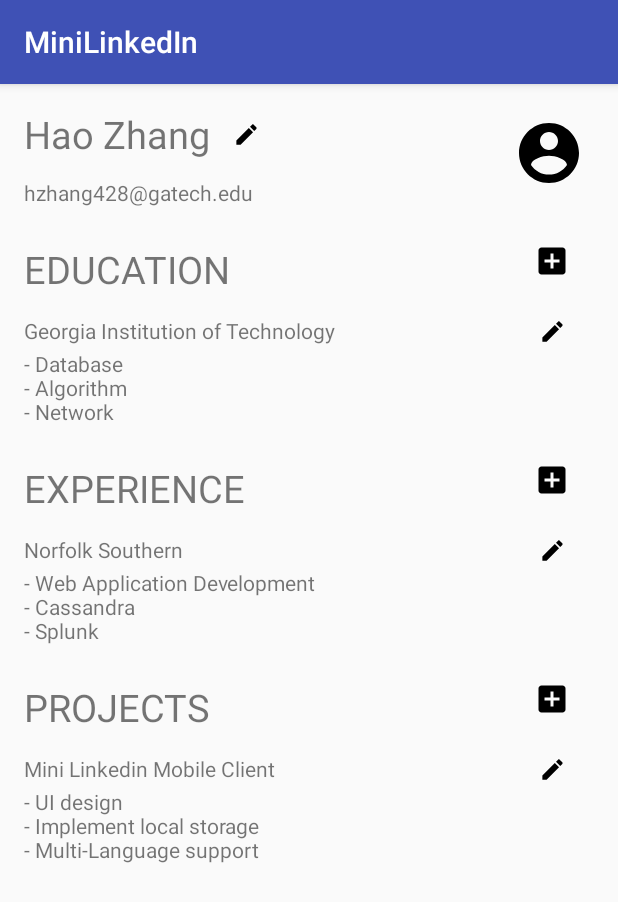
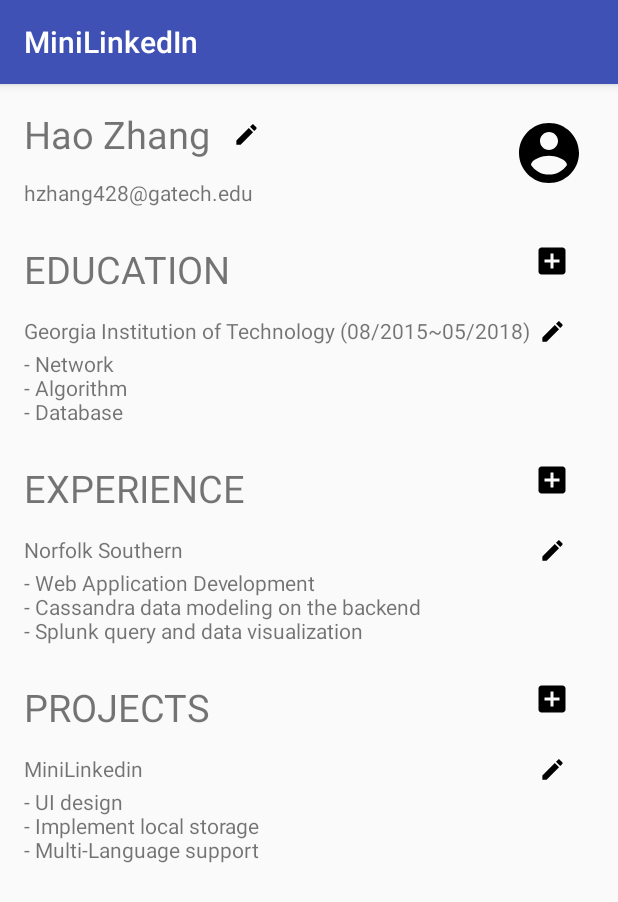
Before and after one commit to hzhang428/MiniLinkedIn, an Android app: the screen it shows after launch (MainActivity), on a phone screen of 412 x 824 dp. Shown: the top 902 px of the screen. Run offline under Robolectric (Android 15) with nearby library versions, the phone set to English and light mode, and no system bars.

Commit message:
Displaying fake data from MainActivity. Setup model for data.

```diff
--- a/app/src/main/java/com/example/haozhang/minilinkedin/MainActivity.java
+++ b/app/src/main/java/com/example/haozhang/minilinkedin/MainActivity.java
@@ -2,12 +2,112 @@ package com.example.haozhang.minilinkedin;
 
 import android.support.v7.app.AppCompatActivity;
 import android.os.Bundle;
+import android.widget.TextView;
+
+import com.example.haozhang.minilinkedin.model.BasicInfo;
+import com.example.haozhang.minilinkedin.model.Education;
+import com.example.haozhang.minilinkedin.model.Experience;
+import com.example.haozhang.minilinkedin.model.Project;
+import com.example.haozhang.minilinkedin.util.DateUtils;
+
+import org.w3c.dom.Text;
+
+import java.util.ArrayList;
+import java.util.Date;
+import java.util.List;
 
 public class MainActivity extends AppCompatActivity {
+
+    private BasicInfo basicInfo;
+    private List<Education> educations;
+    private List<Experience> experiences;
+    private List<Project> projects;
+
 
     @Override
     protected void onCreate(Bundle savedInstanceState) {
         super.onCreate(savedInstanceState);
+        fakeData();
+        setupUI();
+    }
+
+    private void setupUI() {
         setContentView(R.layout.activity_main);
+        setupBasicInfo();
+        setupEducation();
+        setupExperience();
+        setupProject();
+    }
+
+    private void setupBasicInfo() {
+        ((TextView) findViewById(R.id.name)).setText(basicInfo.name);
+        ((TextView) findViewById(R.id.email)).setText(basicInfo.email);
+    }
+
+    private void setupEducation() {
+        String range = "(" + DateUtils.dateToString(educations.get(0).startDate) + "~" + DateUtils.dateToString(educations.get(0).endDate) + ")";
+        ((TextView) findViewById(R.id.education_school)).setText(educations.get(0).school + " " + range);
+        ((TextView) findViewById(R.id.education_courses)).setText(formatItems(educations.get(0).courses));
+    }
+
+    private void setupExperience() {
+        ((TextView) findViewById(R.id.experience_company)).setText(experiences.get(0).company);
+        ((TextView) findViewById(R.id.experience_detail)).setText(formatItems(experiences.get(0).items));
+    }
+
+    private void setupProject() {
+        ((TextView) findViewById(R.id.project_name)).setText(projects.get(0).name);
+        ((TextView) findViewById(R.id.project_detail)).setText(formatItems(projects.get(0).details));
+    }
+
+    private String formatItems(List<String> item) {
+        StringBuilder sb = new StringBuilder();
+        for (int i = 0; i < item.size(); i++) {
+            if (i == 0) {
+                sb.append("- " + item.get(i));
+            } else {
+                sb.append("\n" + "- " + item.get(i));
+            }
+        }
+        return sb.toString();
+    }
+
+
+    private void fakeData() {
+        basicInfo = new BasicInfo();
+        basicInfo.name = "Hao Zhang";
+        basicInfo.email = "hzhang428@gatech.edu";
+
+        educations = new ArrayList<>();
+        Education education = new Education();
+        education.id = "latest";
+        education.school = "Georgia Institution of Technology";
+        education.major = "Computational Science and Engineering";
+        education.startDate = DateUtils.stringToDate("08/2015");
+        education.endDate = DateUtils.stringToDate("05/2018");
+        education.courses = new ArrayList<>();
+        education.courses.add("Network");
+        education.courses.add("Algorithm");
+        education.courses.add("Database");
+        educations.add(education);
+
+        experiences = new ArrayList<>();
+        Experience experience = new Experience();
+        experience.id = "latest";
+        experience.company = "Norfolk Southern";
+        experience.items = new ArrayList<>();
+        experience.items.add("Web Application Development");
+        experience.items.add("Cassandra data modeling on the backend");
+        experience.items.add("Splunk query and data visualization");
+        experiences.add(experience);
+
+        projects = new ArrayList<>();
+        Project project = new Project();
+        project.name = "MiniLinkedin";
+        project.details = new ArrayList<>();
+        project.details.add("UI design");
+        project.details.add("Implement local storage");
+        project.details.add("Multi-Language support");
+        projects.add(project);
     }
 }
--- /dev/null
+++ b/app/src/main/java/com/example/haozhang/minilinkedin/model/BasicInfo.java
@@ -0,0 +1,12 @@
+package com.example.haozhang.minilinkedin.model;
+
+/**
+ * Created by haozhang on 3/17/17.
+ */
+
+public class BasicInfo {
+
+    public String name;
+
+    public String email;
+}
--- /dev/null
+++ b/app/src/main/java/com/example/haozhang/minilinkedin/model/Education.java
@@ -0,0 +1,23 @@
+package com.example.haozhang.minilinkedin.model;
+
+import java.util.Date;
+import java.util.List;
+
+/**
+ * Created by haozhang on 3/17/17.
+ */
+
+public class Education {
+
+    public String id;
+
+    public String school;
+
+    public String major;
+
+    public Date startDate;
+
+    public Date endDate;
+
+    public List<String> courses;
+}
--- /dev/null
+++ b/app/src/main/java/com/example/haozhang/minilinkedin/model/Experience.java
@@ -0,0 +1,16 @@
+package com.example.haozhang.minilinkedin.model;
+
+import java.util.List;
+
+/**
+ * Created by haozhang on 3/17/17.
+ */
+
+public class Experience {
+
+    public String id;
+
+    public String company;
+
+    public List<String> items;
+}
--- /dev/null
+++ b/app/src/main/java/com/example/haozhang/minilinkedin/model/Project.java
@@ -0,0 +1,16 @@
+package com.example.haozhang.minilinkedin.model;
+
+import java.util.List;
+
+/**
+ * Created by haozhang on 3/17/17.
+ */
+
+public class Project {
+
+    public String id;
+
+    public String name;
+
+    public List<String> details;
+}
--- /dev/null
+++ b/app/src/main/java/com/example/haozhang/minilinkedin/util/DateUtils.java
@@ -0,0 +1,29 @@
+package com.example.haozhang.minilinkedin.util;
+
+import java.text.ParseException;
+import java.text.SimpleDateFormat;
+import java.util.Date;
+import java.util.Locale;
+
+/**
+ * Created by haozhang on 3/17/17.
+ */
+
+public class DateUtils {
+
+    private static SimpleDateFormat sdf = new SimpleDateFormat("MM/yyyy", Locale.getDefault());
+
+    public static String dateToString(Date date) {
+        return sdf.format(date);
+    }
+
+    public static Date stringToDate(String dateString) {
+        try {
+            return sdf.parse(dateString);
+
+        } catch (ParseException e) {
+            e.printStackTrace();
+            return new Date(0);
+        }
+    }
+}
```
Also changed, not shown: 1 other file.
